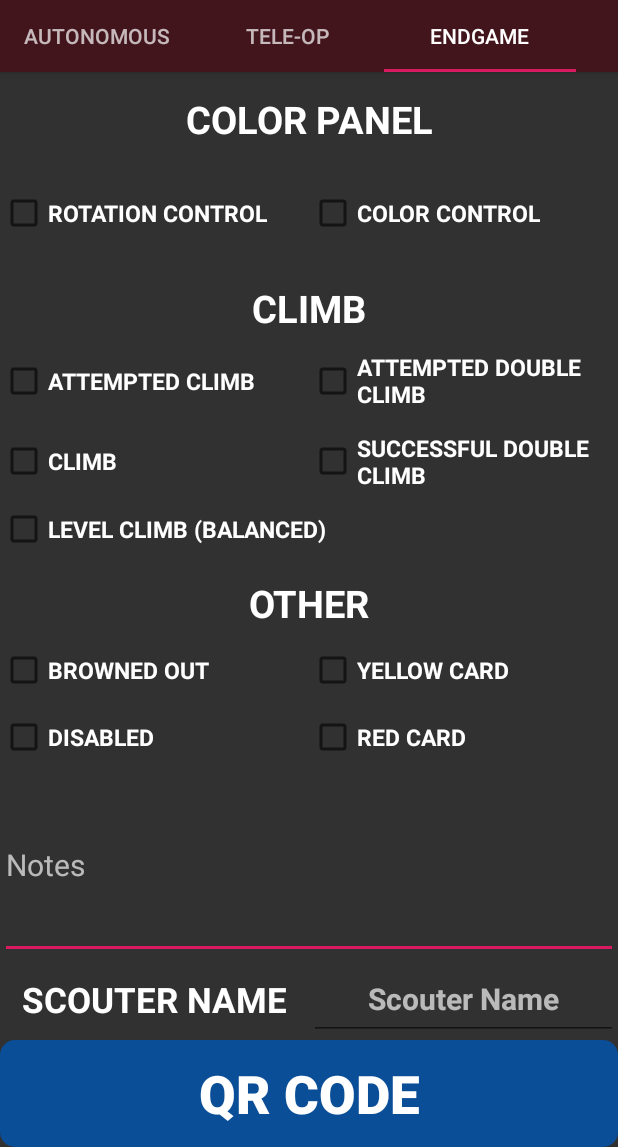
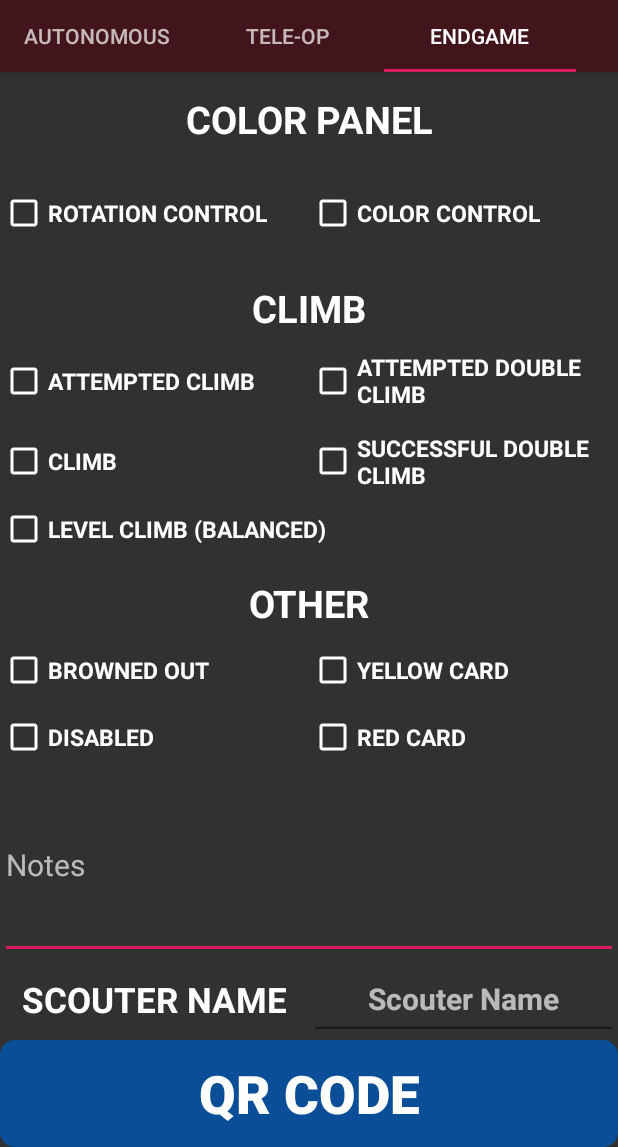
Before and after one commit to AnikethDandu/THawkScouting, an Android app: the screen it shows after launch (MainActivity), tab 3 chosen, on a phone screen of 412 x 824 dp, the part 89-1236 px from its top. Run offline under Robolectric (Android 15) with nearby library versions, the phone set to English and light mode, and no system bars; libraries missing offline, so code that uses them is left out: com.journeyapps.barcodescanner.

Commit message:
Change checkbox color to white

```diff
--- a/app/src/main/res/layout/autofragment_layout.xml
+++ b/app/src/main/res/layout/autofragment_layout.xml
@@ -224,7 +224,8 @@
         app:layout_constraintBottom_toTopOf="@+id/guideline12"
         app:layout_constraintEnd_toStartOf="@+id/rightHorizontal"
         app:layout_constraintStart_toStartOf="@+id/leftHorizontal"
-        app:layout_constraintTop_toTopOf="@+id/guideline11" />
+        app:layout_constraintTop_toTopOf="@+id/guideline11"
+        android:buttonTint="#FFFFFF"/>
 
     <androidx.constraintlayout.widget.Guideline
         android:id="@+id/guideline13"
--- a/app/src/main/res/layout/endgamefragment_layout.xml
+++ b/app/src/main/res/layout/endgamefragment_layout.xml
@@ -133,7 +133,8 @@
         app:layout_constraintBottom_toTopOf="@+id/guideline46"
         app:layout_constraintEnd_toStartOf="@+id/midVert"
         app:layout_constraintStart_toStartOf="parent"
-        app:layout_constraintTop_toTopOf="@+id/guideline39" />
+        app:layout_constraintTop_toTopOf="@+id/guideline39"
+        android:buttonTint="#FFFFFF"/>
 
     <CheckBox
         android:id="@+id/levelCheckbox"
@@ -147,7 +148,8 @@
         app:layout_constraintBottom_toTopOf="@+id/guideline32"
         app:layout_constraintEnd_toEndOf="parent"
         app:layout_constraintStart_toStartOf="parent"
-        app:layout_constraintTop_toTopOf="@+id/guideline46" />
+        app:layout_constraintTop_toTopOf="@+id/guideline46"
+        android:buttonTint="#FFFFFF"/>
 
     <CheckBox
         android:id="@+id/attemptedDoubleCheckbox"
@@ -161,7 +163,8 @@
         app:layout_constraintBottom_toTopOf="@+id/guideline39"
         app:layout_constraintEnd_toEndOf="parent"
         app:layout_constraintStart_toStartOf="@+id/midVert"
-        app:layout_constraintTop_toTopOf="@+id/guideline38" />
+        app:layout_constraintTop_toTopOf="@+id/guideline38"
+        android:buttonTint="#FFFFFF"/>
 
     <CheckBox
         android:id="@+id/doubleCheckbox"
@@ -175,7 +178,8 @@
         app:layout_constraintBottom_toTopOf="@+id/guideline46"
         app:layout_constraintEnd_toEndOf="parent"
         app:layout_constraintStart_toStartOf="@+id/midVert"
-        app:layout_constraintTop_toTopOf="@+id/guideline39" />
+        app:layout_constraintTop_toTopOf="@+id/guideline39"
+        android:buttonTint="#FFFFFF"/>
 
     <androidx.constraintlayout.widget.Guideline
         android:id="@+id/guideline40"
@@ -196,7 +200,8 @@
         app:layout_constraintBottom_toTopOf="@+id/guideline31"
         app:layout_constraintEnd_toStartOf="@+id/midVert"
         app:layout_constraintStart_toStartOf="parent"
-        app:layout_constraintTop_toTopOf="@+id/guideline40" />
+        app:layout_constraintTop_toTopOf="@+id/guideline40"
+        android:buttonTint="#FFFFFF"/>
 
     <CheckBox
         android:id="@+id/colorCheckbox"
@@ -210,7 +215,8 @@
         app:layout_constraintBottom_toTopOf="@+id/guideline31"
         app:layout_constraintEnd_toEndOf="parent"
         app:layout_constraintStart_toStartOf="@+id/midVert"
-        app:layout_constraintTop_toTopOf="@+id/guideline40" />
+        app:layout_constraintTop_toTopOf="@+id/guideline40"
+        android:buttonTint="#FFFFFF"/>
 
     <androidx.constraintlayout.widget.Guideline
         android:id="@+id/guideline41"
@@ -261,7 +267,8 @@
         app:layout_constraintBottom_toTopOf="@+id/guideline33"
         app:layout_constraintEnd_toStartOf="@+id/midVert"
         app:layout_constraintStart_toStartOf="parent"
-        app:layout_constraintTop_toTopOf="@+id/guideline42" />
+        app:layout_constraintTop_toTopOf="@+id/guideline42"
+        android:buttonTint="#FFFFFF"/>
 
     <CheckBox
         android:id="@+id/brownedOutCheckbox"
@@ -275,7 +282,8 @@
         app:layout_constraintBottom_toTopOf="@+id/guideline42"
         app:layout_constraintEnd_toStartOf="@+id/midVert"
         app:layout_constraintStart_toStartOf="parent"
-        app:layout_constraintTop_toTopOf="@+id/guideline43" />
+        app:layout_constraintTop_toTopOf="@+id/guideline43"
+        android:buttonTint="#FFFFFF"/>
 
     <CheckBox
         android:id="@+id/redCardCheckbox"
@@ -289,7 +297,8 @@
         app:layout_constraintBottom_toTopOf="@+id/guideline33"
         app:layout_constraintEnd_toEndOf="parent"
         app:layout_constraintStart_toStartOf="@+id/midVert"
-        app:layout_constraintTop_toTopOf="@+id/guideline42" />
+        app:layout_constraintTop_toTopOf="@+id/guideline42"
+        android:buttonTint="#FFFFFF"/>
 
     <CheckBox
         android:id="@+id/yellowCardCheckbox"
@@ -303,7 +312,8 @@
         app:layout_constraintBottom_toTopOf="@+id/guideline42"
         app:layout_constraintEnd_toEndOf="parent"
         app:layout_constraintStart_toStartOf="@+id/midVert"
-        app:layout_constraintTop_toTopOf="@+id/guideline43" />
+        app:layout_constraintTop_toTopOf="@+id/guideline43"
+        android:buttonTint="#FFFFFF"/>
 
     <CheckBox
         android:id="@+id/attemptedClimb"
@@ -317,7 +327,8 @@
         app:layout_constraintBottom_toTopOf="@+id/guideline39"
         app:layout_constraintEnd_toStartOf="@+id/midVert"
         app:layout_constraintStart_toStartOf="parent"
-        app:layout_constraintTop_toTopOf="@+id/guideline38" />
+        app:layout_constraintTop_toTopOf="@+id/guideline38"
+        android:buttonTint="#FFFFFF"/>
 
     <androidx.constraintlayout.widget.Guideline
         android:id="@+id/guideline45"
```
